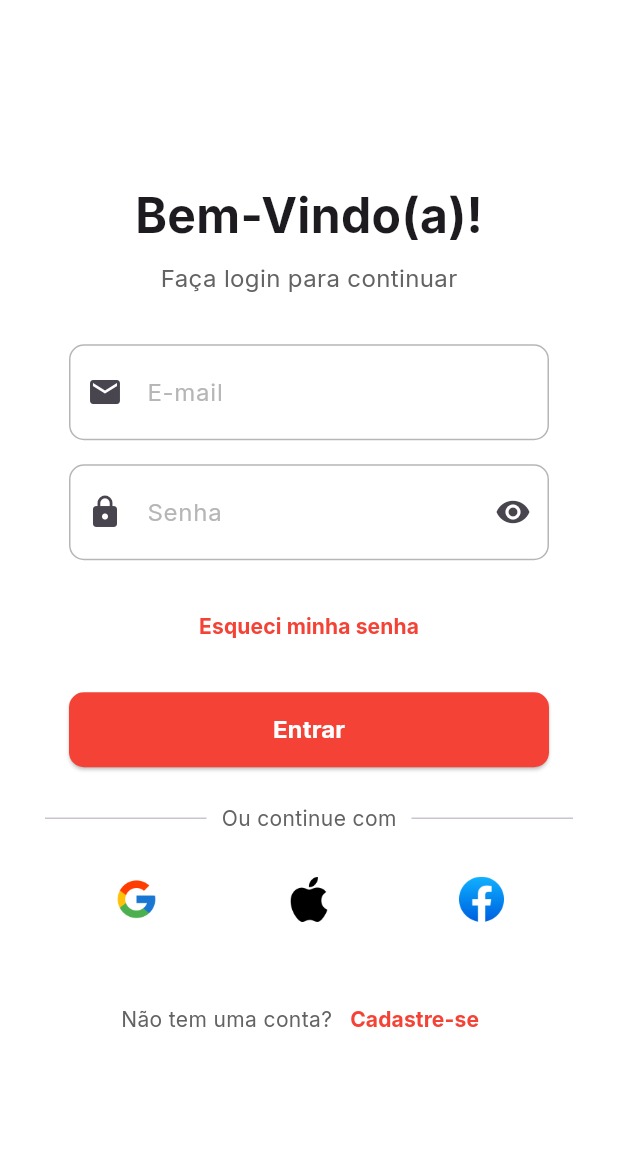
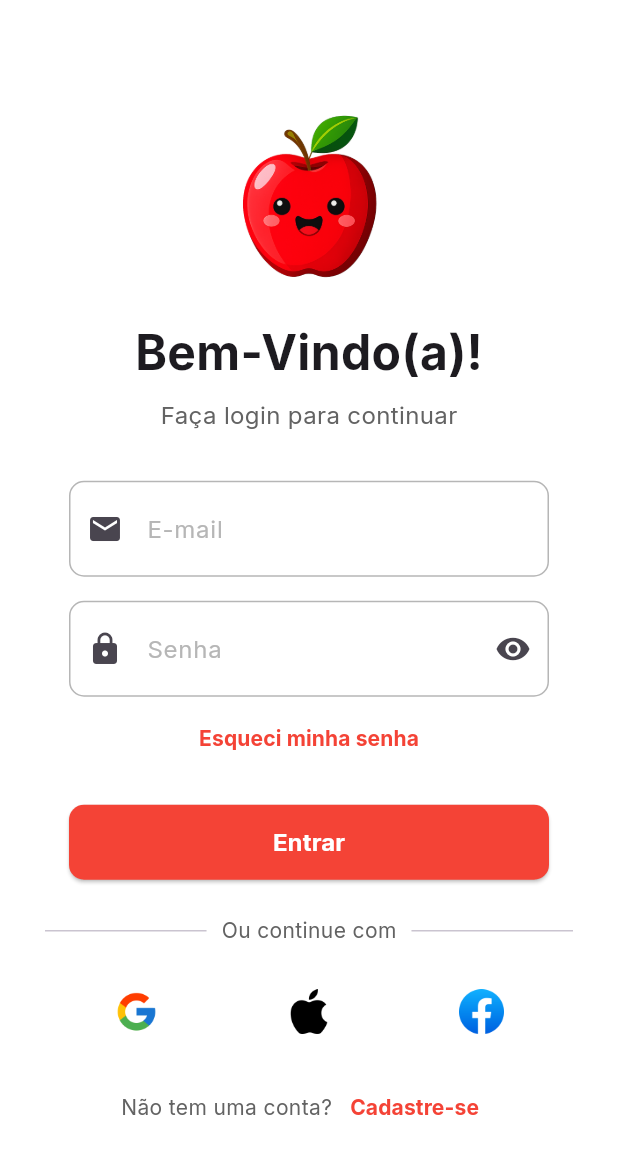
Before and after one commit to h3llsyn/Pimbi, a Flutter app: the screen it shows after launch, on a phone screen of 412 x 824 dp. Shown: the top 1154 px of the screen. Run offline on Flutter 3.47's test engine with Material 3 defaults, Android fonts, the phone set to English and light mode, and no system bars; our stand-ins replace google_fonts.

Commit message:
Imagem mascote adicionada na página de login e ajustes de espaçamento

```diff
--- a/lib/pages/login.dart
+++ b/lib/pages/login.dart
@@ -12,6 +12,7 @@ class LoginPage extends StatelessWidget {
         child: Column(
           mainAxisAlignment: MainAxisAlignment.center,
           children: [
+            Image.asset('assets/images/apple-pimbi-happy.png', width: 150, height: 150),
             Text(
               'Bem-Vindo(a)!',
               style: TextStyle(
@@ -31,7 +32,7 @@ class LoginPage extends StatelessWidget {
             CustomTextForm(label: 'E-mail', icon: Icons.email),
             const SizedBox(height: 16),
             CustomTextForm(label: 'Senha', icon: Icons.lock, isObscure: true),
-            const SizedBox(height: 20),
+            const SizedBox(height: 4),
             TextButton(onPressed: (){},
               style: TextButton.styleFrom(
                 enabledMouseCursor: SystemMouseCursors.click,
@@ -77,7 +78,7 @@ class LoginPage extends StatelessWidget {
                 IconButton(onPressed: (){}, icon: Image.asset('assets/images/facebook-logo.png', width: 30, height: 30), mouseCursor: SystemMouseCursors.click),
               ],
             ),
-            const SizedBox(height: 32),
+            const SizedBox(height: 16),
             Row(
               mainAxisAlignment: MainAxisAlignment.center,
               children: [
```
Also changed, not shown: assets/images/apple-pimbi-happy.png (added).
